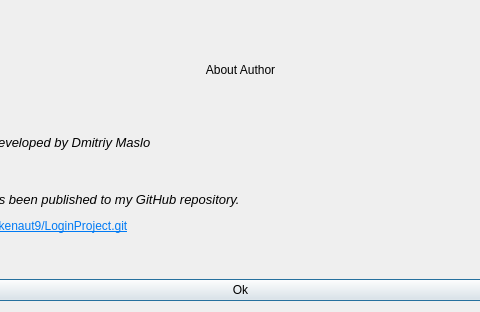
First picture: the form in aboutwindow.ui, repository krakenaut9/LoginProject, before the edit; both pictures show x 127 to 607 and y 0 to 312 of the 735 by 312 pixel window.
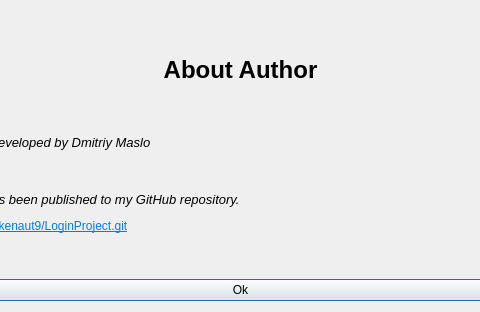
Second picture: the form after the edit.

Patch:
```diff
--- a/aboutwindow.ui
+++ b/aboutwindow.ui
@@ -17,7 +17,7 @@
    <item>
     <widget class="QLabel" name="titleLabel">
      <property name="text">
-      <string>About Author</string>
+      <string>&lt;html&gt;&lt;head/&gt;&lt;body&gt;&lt;p align=&quot;center&quot;&gt;&lt;span style=&quot; font-size:18pt; font-weight:700;&quot;&gt;About Author&lt;/span&gt;&lt;/p&gt;&lt;/body&gt;&lt;/html&gt;</string>
      </property>
      <property name="textFormat">
       <enum>Qt::AutoText</enum>
```
Left out of the diff: 2 changed lines with no effect on the pictures.
